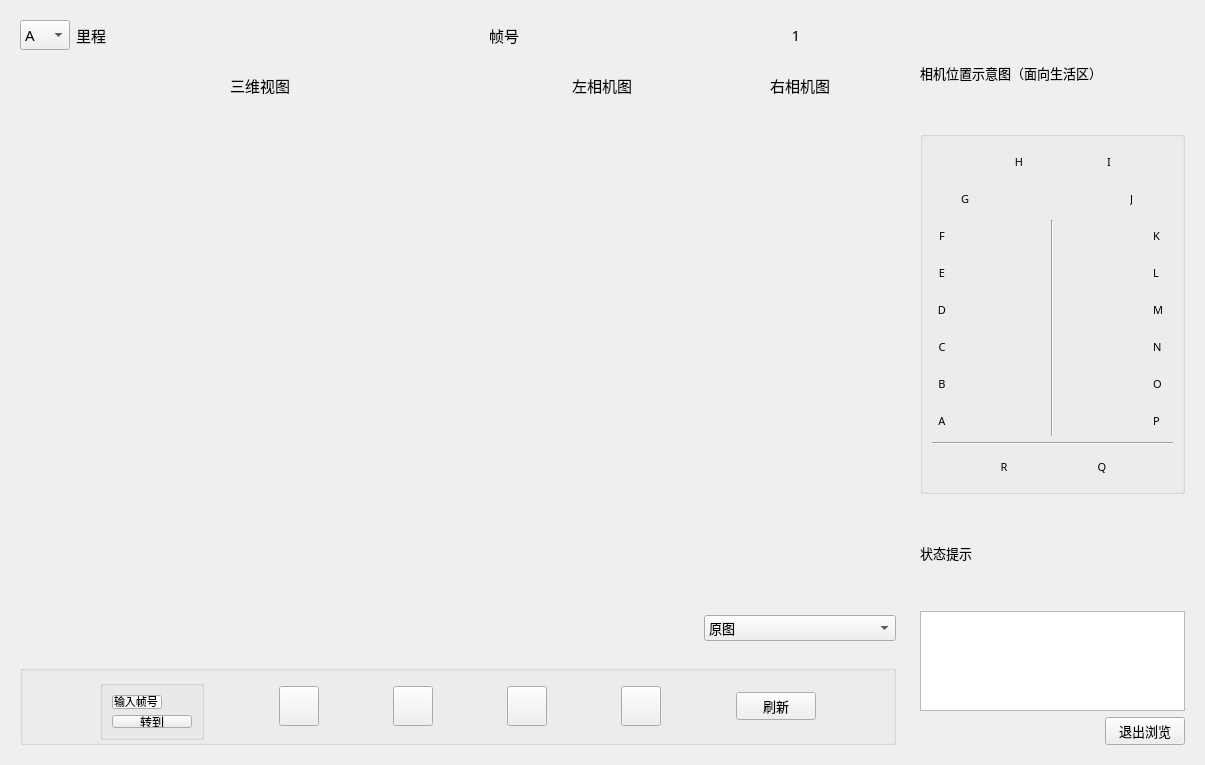
The window that v1.0/module/filemanagers/src/gui/imageviewer_3dtv.ui (fanxiang090909/Railway-Tunnel-Construction-Dlearance-Measure-LanZhou) describes before a commit, drawn with Qt 5.
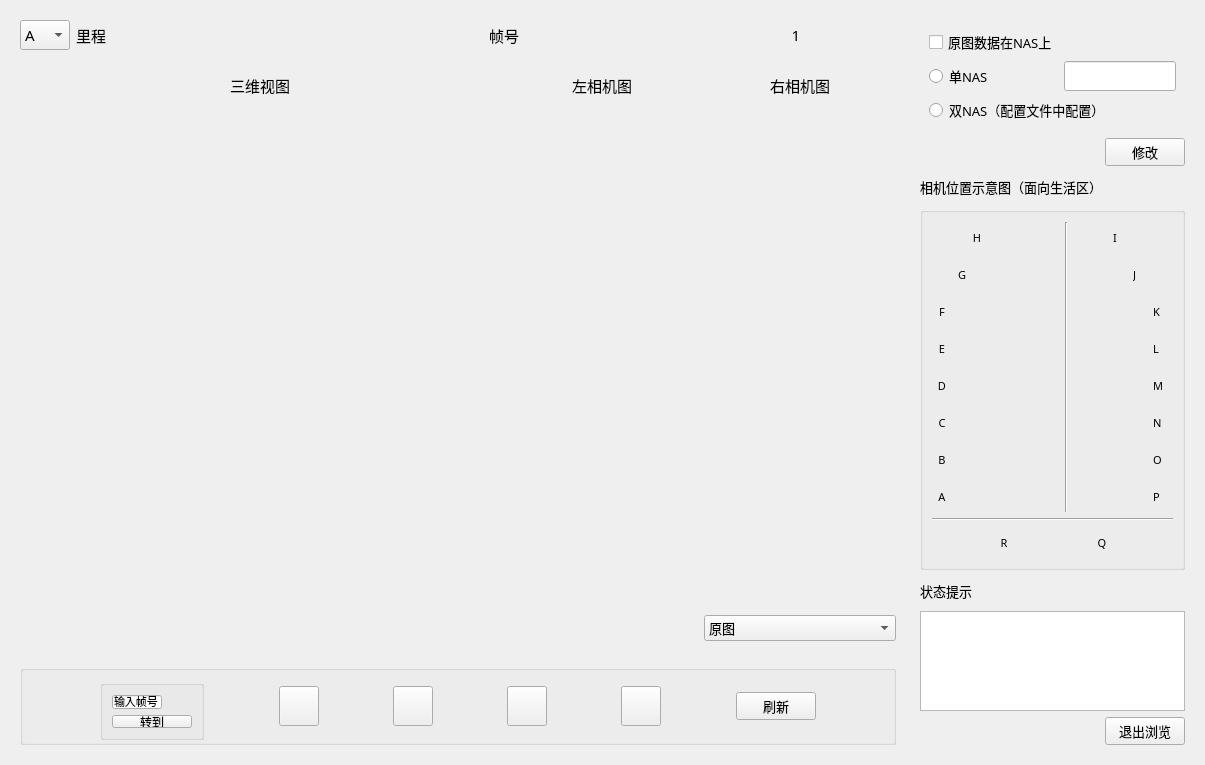
The same window after the commit. Icons and pictures are not drawn.

Commit message: 重新标定分中A-R 改RT计算（多配置文件）、改输出图表、改checkedtask、加计算日志

The edit to the form file:
```diff
--- a/v1.0/module/filemanagers/src/gui/imageviewer_3dtv.ui
+++ b/v1.0/module/filemanagers/src/gui/imageviewer_3dtv.ui
@@ -10,7 +10,7 @@
     <x>0</x>
     <y>0</y>
     <width>1205</width>
-    <height>755</height>
+    <height>757</height>
    </rect>
   </property>
   <property name="font">
@@ -23,7 +23,7 @@
    <string>图像预览</string>
   </property>
   <property name="windowIcon">
-   <iconset resource="../../resource/icons.qrc">
+   <iconset>
     <normaloff>:/image/icon.png</normaloff>:/image/icon.png</iconset>
   </property>
   <layout class="QGridLayout" name="gridLayout_9">
@@ -229,7 +229,7 @@
                  <string>转到</string>
                 </property>
                 <property name="icon">
-                 <iconset resource="../../resource/icons.qrc">
+                 <iconset>
                   <normaloff>:/image/cancel.png</normaloff>:/image/cancel.png</iconset>
                 </property>
                </widget>
@@ -710,7 +710,7 @@
       </size>
      </property>
      <layout class="QGridLayout" name="gridLayout_3">
-      <item row="0" column="0">
+      <item row="3" column="0">
        <widget class="QLabel" name="label_2">
         <property name="font">
          <font>
@@ -722,7 +722,7 @@
         </property>
        </widget>
       </item>
-      <item row="2" column="0">
+      <item row="5" column="0">
        <widget class="QLabel" name="label">
         <property name="font">
          <font>
@@ -734,7 +734,7 @@
         </property>
        </widget>
       </item>
-      <item row="3" column="0">
+      <item row="6" column="0">
        <widget class="QTextEdit" name="statusArea">
         <property name="maximumSize">
          <size>
@@ -744,7 +744,7 @@
         </property>
        </widget>
       </item>
-      <item row="4" column="0">
+      <item row="7" column="0">
        <layout class="QHBoxLayout" name="horizontalLayout_7">
         <item>
          <spacer name="horizontalSpacer_9">
@@ -771,14 +771,14 @@
            <string>退出浏览</string>
           </property>
           <property name="icon">
-           <iconset resource="../../resource/icons.qrc">
+           <iconset>
             <normaloff>:/image/cross.png</normaloff>:/image/cross.png</iconset>
           </property>
          </widget>
         </item>
        </layout>
       </item>
-      <item row="1" column="0">
+      <item row="4" column="0">
        <widget class="QGroupBox" name="groupBox_2">
         <property name="maximumSize">
          <size>
@@ -796,94 +796,6 @@
          <string/>
         </property>
         <layout class="QGridLayout" name="gridLayout_4">
-         <item row="1" column="0">
-          <layout class="QGridLayout" name="gridLayout_6">
-           <item row="1" column="1">
-            <layout class="QHBoxLayout" name="horizontalLayout_27">
-             <item>
-              <spacer name="horizontalSpacer_21">
-               <property name="orientation">
-                <enum>Qt::Horizontal</enum>
-               </property>
-               <property name="sizeHint" stdset="0">
-                <size>
-                 <width>40</width>
-                 <height>20</height>
-                </size>
-               </property>
-              </spacer>
-             </item>
-             <item>
-              <widget class="QLabel" name="J2Label_work">
-               <property name="minimumSize">
-                <size>
-                 <width>30</width>
-                 <height>31</height>
-                </size>
-               </property>
-               <property name="maximumSize">
-                <size>
-                 <width>30</width>
-                 <height>31</height>
-                </size>
-               </property>
-               <property name="font">
-                <font>
-                 <family>微软雅黑</family>
-                 <pointsize>8</pointsize>
-                </font>
-               </property>
-               <property name="text">
-                <string/>
-               </property>
-               <property name="pixmap">
-                <pixmap resource="../../resource/icons.qrc">:/image/lightyellow.png</pixmap>
-               </property>
-               <property name="scaledContents">
-                <bool>true</bool>
-               </property>
-              </widget>
-             </item>
-             <item>
-              <widget class="QLabel" name="camera9Label_work_2">
-               <property name="minimumSize">
-                <size>
-                 <width>20</width>
-                 <height>0</height>
-                </size>
-               </property>
-               <property name="maximumSize">
-                <size>
-                 <width>20</width>
-                 <height>16777215</height>
-                </size>
-               </property>
-               <property name="font">
-                <font>
-                 <family>微软雅黑</family>
-                 <pointsize>8</pointsize>
-                </font>
-               </property>
-               <property name="text">
-                <string>J</string>
-               </property>
-              </widget>
-             </item>
-             <item>
-              <spacer name="horizontalSpacer_11">
-               <property name="orientation">
-                <enum>Qt::Horizontal</enum>
-               </property>
-               <property name="sizeHint" stdset="0">
-                <size>
-                 <width>40</width>
-                 <height>20</height>
-                </size>
-               </property>
-              </spacer>
-             </item>
-            </layout>
-           </item>
            <item row="0" column="0">
             <layout class="QHBoxLayout" name="horizontalLayout_13">
              <item>
@@ -961,9 +873,29 @@
                </property>
               </widget>
              </item>
-            </layout>
-           </item>
-           <item row="0" column="1">
+           <item>
+            <spacer name="horizontalSpacer_7">
+             <property name="orientation">
+              <enum>Qt::Horizontal</enum>
+             </property>
+             <property name="sizeHint" stdset="0">
+              <size>
+               <width>40</width>
+               <height>20</height>
+              </size>
+             </property>
+            </spacer>
+           </item>
+          </layout>
+         </item>
+         <item row="0" column="1" rowspan="3" colspan="2">
+          <widget class="Line" name="line_32">
+           <property name="orientation">
+            <enum>Qt::Vertical</enum>
+           </property>
+          </widget>
+         </item>
+         <item row="0" column="3">
             <layout class="QHBoxLayout" name="horizontalLayout_28">
              <item>
               <widget class="QLabel" name="I2Label_work">
@@ -1128,14 +1060,10 @@
              </item>
             </layout>
            </item>
-          </layout>
-         </item>
-         <item row="5" column="0">
-          <layout class="QGridLayout" name="gridLayout_7">
-           <item row="0" column="0">
-            <layout class="QHBoxLayout" name="horizontalLayout_17">
+         <item row="1" column="3">
+          <layout class="QHBoxLayout" name="horizontalLayout_27">
              <item>
-              <spacer name="horizontalSpacer_25">
+            <spacer name="horizontalSpacer_21">
                <property name="orientation">
                 <enum>Qt::Horizontal</enum>
                </property>
@@ -1148,40 +1076,9 @@
               </spacer>
              </item>
              <item>
-              <widget class="QLabel" name="camera14Label_work_2">
+            <widget class="QLabel" name="J2Label_work">
                <property name="minimumSize">
                 <size>
-                 <width>20</width>
-                 <height>0</height>
-                </size>
-               </property>
-               <property name="maximumSize">
-                <size>
-                 <width>20</width>
-                 <height>16777215</height>
-                </size>
-               </property>
-               <property name="font">
-                <font>
-                 <family>微软雅黑</family>
-                 <pointsize>8</pointsize>
-                </font>
-               </property>
-               <property name="cursor">
-                <cursorShape>ArrowCursor</cursorShape>
-               </property>
-               <property name="text">
-                <string>R</string>
-               </property>
-               <property name="alignment">
-                <set>Qt::AlignCenter</set>
-               </property>
-              </widget>
-             </item>
-             <item>
-              <widget class="QLabel" name="R2Label_work">
-               <property name="minimumSize">
-                <size>
                  <width>30</width>
                  <height>31</height>
                 </size>
@@ -1209,45 +1106,10 @@
                </property>
               </widget>
              </item>
-            </layout>
-           </item>
-           <item row="0" column="1">
-            <layout class="QHBoxLayout" name="horizontalLayout_30">
              <item>
-              <widget class="QLabel" name="Q2Label_work">
+            <widget class="QLabel" name="camera9Label_work_2">
                <property name="minimumSize">
                 <size>
-                 <width>30</width>
-                 <height>31</height>
-                </size>
-               </property>
-               <property name="maximumSize">
-                <size>
-                 <width>30</width>
-                 <height>31</height>
-                </size>
-               </property>
-               <property name="font">
-                <font>
-                 <family>微软雅黑</family>
-                 <pointsize>8</pointsize>
-                </font>
-               </property>
-               <property name="text">
-                <string/>
-               </property>
-               <property name="pixmap">
-                <pixmap resource="../../resource/icons.qrc">:/image/lightyellow.png</pixmap>
-               </property>
-               <property name="scaledContents">
-                <bool>true</bool>
-               </property>
-              </widget>
-             </item>
-             <item>
-              <widget class="QLabel" name="camera2Label_work_21">
-               <property name="minimumSize">
-                <size>
                  <width>20</width>
                  <height>0</height>
                 </size>
@@ -1264,19 +1126,13 @@
                  <pointsize>8</pointsize>
                 </font>
                </property>
-               <property name="cursor">
-                <cursorShape>ArrowCursor</cursorShape>
-               </property>
                <property name="text">
-                <string>Q</string>
-               </property>
-               <property name="alignment">
-                <set>Qt::AlignCenter</set>
-               </property>
+              <string>J</string>
+             </property>
               </widget>
              </item>
              <item>
-              <spacer name="horizontalSpacer_28">
+            <spacer name="horizontalSpacer_11">
                <property name="orientation">
                 <enum>Qt::Horizontal</enum>
                </property>
@@ -1289,15 +1145,6 @@
               </spacer>
              </item>
             </layout>
-           </item>
-          </layout>
-         </item>
-         <item row="4" column="0">
-          <widget class="Line" name="line_31">
-           <property name="orientation">
-            <enum>Qt::Horizontal</enum>
-           </property>
-          </widget>
          </item>
          <item row="2" column="0">
           <layout class="QHBoxLayout" name="horizontalLayout_29">
@@ -1716,13 +1563,12 @@
                </property>
               </spacer>
              </item>
-             <item>
-              <widget class="Line" name="line_32">
-               <property name="orientation">
-                <enum>Qt::Vertical</enum>
-               </property>
-              </widget>
-             </item>
+            </layout>
+           </item>
+          </layout>
+         </item>
+         <item row="2" column="2" colspan="2">
+          <layout class="QHBoxLayout" name="horizontalLayout_2">
              <item>
               <spacer name="horizontalSpacer_27">
                <property name="orientation">
@@ -1736,8 +1582,6 @@
                </property>
               </spacer>
              </item>
-            </layout>
-           </item>
            <item>
             <layout class="QVBoxLayout" name="verticalLayout">
              <item>
@@ -2104,8 +1948,251 @@
            </item>
           </layout>
          </item>
-        </layout>
-       </widget>
+         <item row="3" column="0" colspan="4">
+          <widget class="Line" name="line_31">
+           <property name="orientation">
+            <enum>Qt::Horizontal</enum>
+           </property>
+          </widget>
+         </item>
+         <item row="4" column="0" colspan="4">
+          <layout class="QGridLayout" name="gridLayout_7">
+           <item row="0" column="0">
+            <layout class="QHBoxLayout" name="horizontalLayout_17">
+             <item>
+              <spacer name="horizontalSpacer_25">
+               <property name="orientation">
+                <enum>Qt::Horizontal</enum>
+               </property>
+               <property name="sizeHint" stdset="0">
+                <size>
+                 <width>40</width>
+                 <height>20</height>
+                </size>
+               </property>
+              </spacer>
+             </item>
+             <item>
+              <widget class="QLabel" name="camera14Label_work_2">
+               <property name="minimumSize">
+                <size>
+                 <width>20</width>
+                 <height>0</height>
+                </size>
+               </property>
+               <property name="maximumSize">
+                <size>
+                 <width>20</width>
+                 <height>16777215</height>
+                </size>
+               </property>
+               <property name="font">
+                <font>
+                 <family>微软雅黑</family>
+                 <pointsize>8</pointsize>
+                </font>
+               </property>
+               <property name="cursor">
+                <cursorShape>ArrowCursor</cursorShape>
+               </property>
+               <property name="text">
+                <string>R</string>
+               </property>
+               <property name="alignment">
+                <set>Qt::AlignCenter</set>
+               </property>
+              </widget>
+             </item>
+             <item>
+              <widget class="QLabel" name="R2Label_work">
+               <property name="minimumSize">
+                <size>
+                 <width>30</width>
+                 <height>31</height>
+                </size>
+               </property>
+               <property name="maximumSize">
+                <size>
+                 <width>30</width>
+                 <height>31</height>
+                </size>
+               </property>
+               <property name="font">
+                <font>
+                 <family>微软雅黑</family>
+                 <pointsize>8</pointsize>
+                </font>
+               </property>
+               <property name="text">
+                <string/>
+               </property>
+               <property name="pixmap">
+                <pixmap resource="../../resource/icons.qrc">:/image/lightyellow.png</pixmap>
+               </property>
+               <property name="scaledContents">
+                <bool>true</bool>
+               </property>
+              </widget>
+             </item>
+            </layout>
+           </item>
+           <item row="0" column="1">
+            <layout class="QHBoxLayout" name="horizontalLayout_30">
+             <item>
+              <widget class="QLabel" name="Q2Label_work">
+               <property name="minimumSize">
+                <size>
+                 <width>30</width>
+                 <height>31</height>
+                </size>
+               </property>
+               <property name="maximumSize">
+                <size>
+                 <width>30</width>
+                 <height>31</height>
+                </size>
+               </property>
+               <property name="font">
+                <font>
+                 <family>微软雅黑</family>
+                 <pointsize>8</pointsize>
+                </font>
+               </property>
+               <property name="text">
+                <string/>
+               </property>
+               <property name="pixmap">
+                <pixmap resource="../../resource/icons.qrc">:/image/lightyellow.png</pixmap>
+               </property>
+               <property name="scaledContents">
+                <bool>true</bool>
+               </property>
+              </widget>
+             </item>
+             <item>
+              <widget class="QLabel" name="camera2Label_work_21">
+               <property name="minimumSize">
+                <size>
+                 <width>20</width>
+                 <height>0</height>
+                </size>
+               </property>
+               <property name="maximumSize">
+                <size>
+                 <width>20</width>
+                 <height>16777215</height>
+                </size>
+               </property>
+               <property name="font">
+                <font>
+                 <family>微软雅黑</family>
+                 <pointsize>8</pointsize>
+                </font>
+               </property>
+               <property name="cursor">
+                <cursorShape>ArrowCursor</cursorShape>
+               </property>
+               <property name="text">
+                <string>Q</string>
+               </property>
+               <property name="alignment">
+                <set>Qt::AlignCenter</set>
+               </property>
+              </widget>
+             </item>
+             <item>
+              <spacer name="horizontalSpacer_28">
+               <property name="orientation">
+                <enum>Qt::Horizontal</enum>
+               </property>
+               <property name="sizeHint" stdset="0">
+                <size>
+                 <width>40</width>
+                 <height>20</height>
+                </size>
+               </property>
+              </spacer>
+             </item>
+            </layout>
+           </item>
+          </layout>
+         </item>
+        </layout>
+       </widget>
+      </item>
+      <item row="0" column="0">
+       <widget class="QWidget" name="editingNASModeWidget" native="true">
+        <layout class="QGridLayout" name="gridLayout_6">
+         <item row="1" column="1">
+          <widget class="QLineEdit" name="oneNASIPLineEdit"/>
+         </item>
+         <item row="1" column="0">
+          <widget class="QRadioButton" name="oneNASRadioButton">
+           <property name="font">
+            <font>
+             <pointsize>10</pointsize>
+            </font>
+           </property>
+           <property name="text">
+            <string>单NAS</string>
+           </property>
+          </widget>
+         </item>
+         <item row="2" column="0" colspan="2">
+          <widget class="QRadioButton" name="twoNASRadioButton">
+           <property name="font">
+            <font>
+             <pointsize>10</pointsize>
+            </font>
+           </property>
+           <property name="text">
+            <string>双NAS（配置文件中配置）</string>
+           </property>
+          </widget>
+         </item>
+         <item row="0" column="0">
+          <widget class="QCheckBox" name="dataOnNASCheckBox">
+           <property name="font">
+            <font>
+             <pointsize>10</pointsize>
+            </font>
+           </property>
+           <property name="text">
+            <string>原图数据在NAS上</string>
+           </property>
+          </widget>
+         </item>
+        </layout>
+       </widget>
+      </item>
+      <item row="2" column="0">
+       <layout class="QHBoxLayout" name="horizontalLayout_10">
+        <item>
+         <spacer name="horizontalSpacer_12">
+          <property name="orientation">
+           <enum>Qt::Horizontal</enum>
+          </property>
+          <property name="sizeHint" stdset="0">
+           <size>
+            <width>40</width>
+            <height>20</height>
+           </size>
+          </property>
+         </spacer>
+        </item>
+        <item>
+         <widget class="QPushButton" name="editNASModeButton">
+          <property name="font">
+           <font>
+            <pointsize>10</pointsize>
+           </font>
+          </property>
+          <property name="text">
+           <string>修改</string>
+          </property>
+         </widget>
+        </item>
+       </layout>
       </item>
      </layout>
     </widget>
```
Lines whose indentation alone changed are shown as unchanged. The commit also changes 87 other files.
